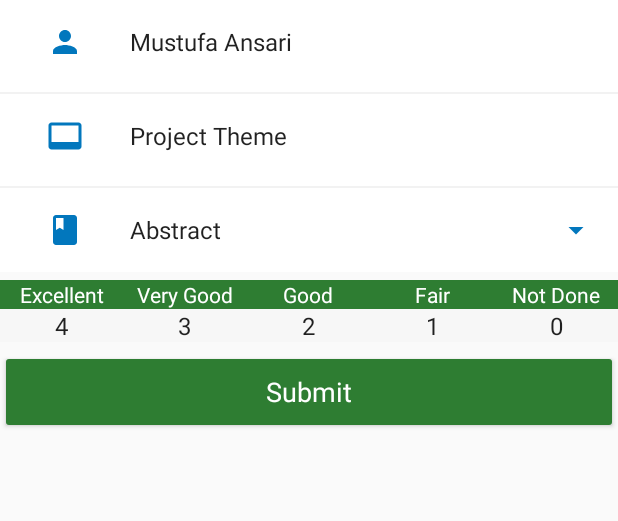
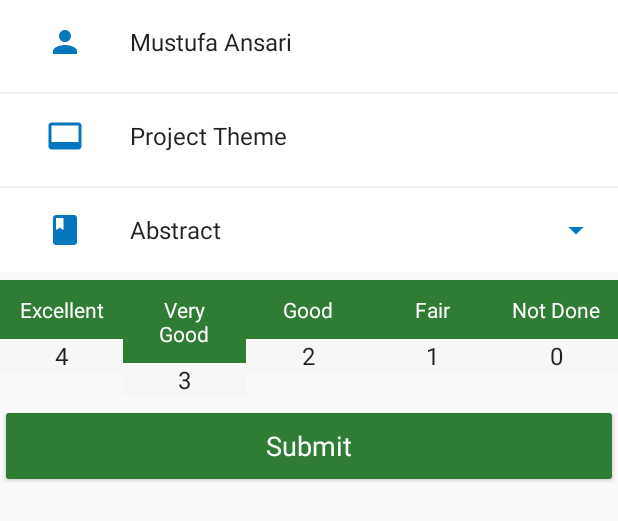
Before and after one commit to shznaqvi/ResearchDayScoringApp, an Android app: the layout activity_oral_presentation_scoring.xml on its own in the app's theme, with its tools: preview values and no code run, on a phone screen of 412 x 824 dp. Shown: the top 521 px of the screen. Run offline under Robolectric (Android 15) with nearby library versions, the phone set to English and light mode, and no system bars.

Commit message:
some changes

```diff
--- a/app/src/main/res/layout/activity_oral_presentation_scoring.xml
+++ b/app/src/main/res/layout/activity_oral_presentation_scoring.xml
@@ -169,6 +169,7 @@
                     android:orientation="vertical">
 
                     <TextView
+                        android:padding="10dp"
                         android:layout_width="match_parent"
                         android:layout_height="wrap_content"
                         android:background="@color/colorPrimary"
@@ -194,6 +195,7 @@
                     android:orientation="vertical">
 
                     <TextView
+                        android:padding="10dp"
                         android:layout_width="match_parent"
                         android:layout_height="wrap_content"
                         android:background="@color/colorPrimary"
@@ -219,6 +221,7 @@
                     android:orientation="vertical">
 
                     <TextView
+                        android:padding="10dp"
                         android:layout_width="match_parent"
                         android:layout_height="wrap_content"
                         android:background="@color/colorPrimary"
@@ -243,6 +246,7 @@
                     android:orientation="vertical">
 
                     <TextView
+                        android:padding="10dp"
                         android:layout_width="match_parent"
                         android:layout_height="wrap_content"
                         android:background="@color/colorPrimary"
@@ -267,6 +271,7 @@
                     android:orientation="vertical">
 
                     <TextView
+                        android:padding="10dp"
                         android:layout_width="match_parent"
                         android:layout_height="wrap_content"
                         android:background="@color/colorPrimary"
--- a/app/src/main/res/layout/list_item.xml
+++ b/app/src/main/res/layout/list_item.xml
@@ -12,7 +12,7 @@
         <LinearLayout
             android:id="@+id/parent"
             android:layout_width="match_parent"
-            android:layout_height="wrap_content"
+            android:layout_height="100dp"
             android:background="#fff"
             android:clickable="true"
             android:focusable="true"
@@ -99,7 +99,6 @@
                     android:layout_height="?attr/actionBarSize"
                     android:layout_gravity="center_vertical"
                     android:layout_marginStart="15dp"
-                    android:layout_marginTop="10dp"
                     android:background="?attr/selectableItemBackgroundBorderless"
                     android:src="@drawable/ic_person"
                     android:tint="@color/blue" />
@@ -135,7 +134,6 @@
                     android:layout_height="?attr/actionBarSize"
                     android:layout_gravity="center_vertical"
                     android:layout_marginStart="15dp"
-                    android:layout_marginTop="10dp"
                     android:background="?attr/selectableItemBackgroundBorderless"
                     android:src="@drawable/ic_video"
                     android:tint="@color/blue" />
@@ -169,7 +167,6 @@
                     android:layout_width="?attr/actionBarSize"
                     android:layout_height="?attr/actionBarSize"
                     android:layout_marginStart="15dp"
-                    android:layout_marginTop="10dp"
                     android:background="?attr/selectableItemBackgroundBorderless"
                     android:src="@drawable/ic_book"
                     android:tint="@color/blue" />
```
